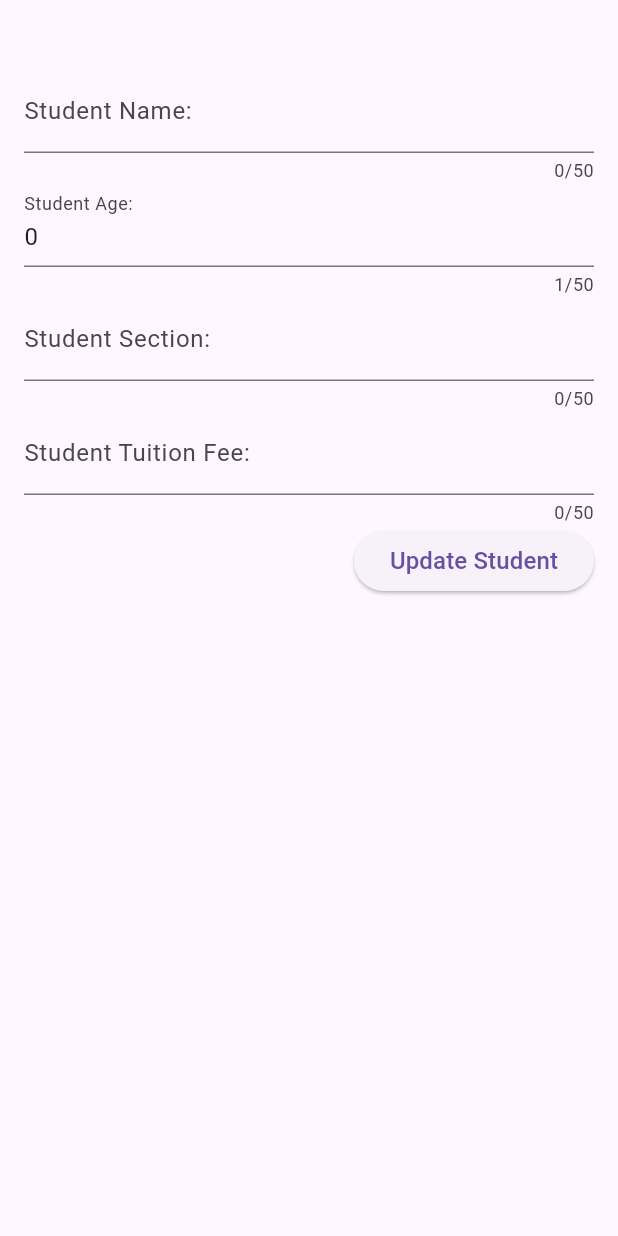
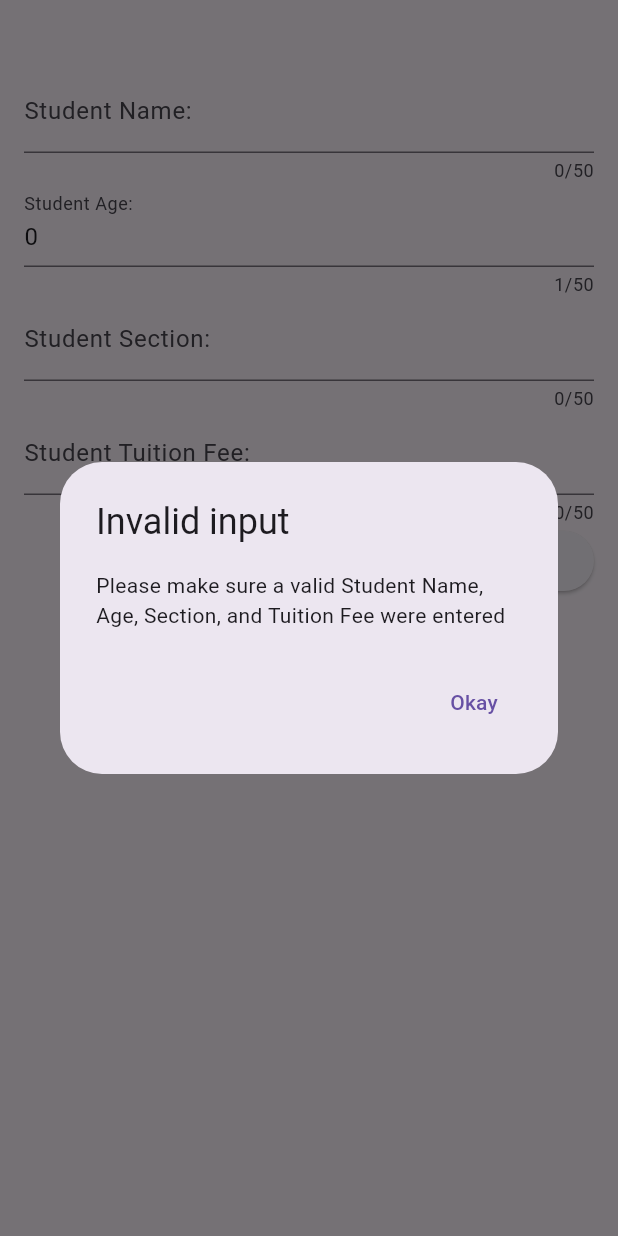
Before and after one commit to lancekian12/Flutter-CRUD, a Flutter app: the UpdateStudent widget shown alone on an empty page, opened directly with empty values, after a tap on "Update Student", on a phone screen of 412 x 824 dp. Run offline on Flutter 3.47's test engine with Material 3 defaults, Android fonts, the phone set to English and light mode, and no system bars; network calls fail.

Commit message:
Added error dialog when updating student

```diff
--- a/lib/widgets/new_student.dart
+++ b/lib/widgets/new_student.dart
@@ -72,10 +72,10 @@ class _NewStudentState extends State<NewStudent> {
     try {
       await createStudent(newStudent);
       widget.onAddStudent(newStudent);
-      Navigator.of(context).pop(); // Close the modal after adding the student
+      Navigator.of(context).pop();
     } catch (e) {
       print('Error adding student: $e');
-      _showDialog(); // Show an error dialog if there's an issue
+      _showDialog();
     }
   }
 
@@ -83,7 +83,7 @@ class _NewStudentState extends State<NewStudent> {
   Widget build(BuildContext context) {
     return Container(
       padding: const EdgeInsets.fromLTRB(0, 30, 0, 10),
-      height: MediaQuery.of(context).size.height, // Full screen height
+      height: MediaQuery.of(context).size.height,
       child: Padding(
         padding: const EdgeInsets.all(16),
         child: SingleChildScrollView(
--- a/lib/widgets/update_student.dart
+++ b/lib/widgets/update_student.dart
@@ -40,6 +40,25 @@ class _UpdateStudentState extends State<UpdateStudent> {
     super.dispose();
   }
 
+  void _showDialog() {
+    showDialog(
+      context: context,
+      builder: (ctx) => AlertDialog(
+        title: const Text('Invalid input'),
+        content: const Text(
+            'Please make sure a valid Student Name, Age, Section, and Tuition Fee were entered'),
+        actions: [
+          TextButton(
+            onPressed: () {
+              Navigator.pop(ctx);
+            },
+            child: const Text('Okay'),
+          ),
+        ],
+      ),
+    );
+  }
+
   void _submitUpdateButton() async {
     final _ageAmount = int.tryParse(_ageController.text);
     final _tuitionAmount = int.tryParse(_tuitionFeeController.text);
@@ -51,7 +70,7 @@ class _UpdateStudentState extends State<UpdateStudent> {
     if (_studentNameController.text.trim().isEmpty ||
         _sectionController.text.trim().isEmpty ||
         enteredIsInvalid) {
-      // Show error dialog or message
+      _showDialog();
       return;
     }
 
@@ -63,13 +82,11 @@ class _UpdateStudentState extends State<UpdateStudent> {
     );
 
     try {
-      await updateStudent(widget.studentData['_id'],
-          updatedStudent); // Call updateStudent instead of updateData
+      await updateStudent(widget.studentData['_id'], updatedStudent);
       widget.onUpdateStudent(updatedStudent);
-      Navigator.of(context).pop(); // Close the modal after updating
+      Navigator.of(context).pop();
     } catch (e) {
       print('Error updating student: $e');
-      // Show error dialog or message
     }
   }
 
@@ -77,7 +94,7 @@ class _UpdateStudentState extends State<UpdateStudent> {
   Widget build(BuildContext context) {
     return Container(
       padding: const EdgeInsets.fromLTRB(0, 30, 0, 10),
-      height: MediaQuery.of(context).size.height, // Full screen height
+      height: MediaQuery.of(context).size.height,
       child: Padding(
         padding: const EdgeInsets.all(16),
         child: SingleChildScrollView(
```
Also changed, not shown: lib/services/fetch_data.dart (+5 -6 lines).
